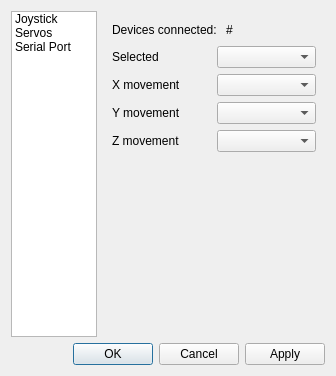
Above: Code/optionswindow.ui from jmigual/ETSEIB-deltaRobot before the change. Below: the same form after it.
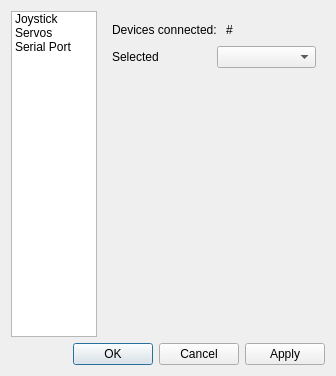
That is the form after the change. The open tabs and pages were chosen to show the change.

The edit to the form file:
```diff
--- a/Code/optionswindow.ui
+++ b/Code/optionswindow.ui
@@ -93,48 +93,6 @@
            </item>
           </layout>
          </item>
-         <item>
-          <layout class="QHBoxLayout" name="horizontalLayout_12">
-           <item>
-            <widget class="QLabel" name="label_11">
-             <property name="text">
-              <string>X movement</string>
-             </property>
-            </widget>
-           </item>
-           <item>
-            <widget class="QComboBox" name="joyMX"/>
-           </item>
-          </layout>
-         </item>
-         <item>
-          <layout class="QHBoxLayout" name="horizontalLayout_14">
-           <item>
-            <widget class="QLabel" name="label_13">
-             <property name="text">
-              <string>Y movement</string>
-             </property>
-            </widget>
-           </item>
-           <item>
-            <widget class="QComboBox" name="joyMY"/>
-           </item>
-          </layout>
-         </item>
-         <item>
-          <layout class="QHBoxLayout" name="horizontalLayout_15">
-           <item>
-            <widget class="QLabel" name="label_14">
-             <property name="text">
-              <string>Z movement</string>
-             </property>
-            </widget>
-           </item>
-           <item>
-            <widget class="QComboBox" name="joyMZ"/>
-           </item>
-          </layout>
-         </item>
          <item>
           <spacer name="verticalSpacer_4">
            <property name="orientation">
```
Left out of the diff: 2 changed lines with no effect on the pictures.
